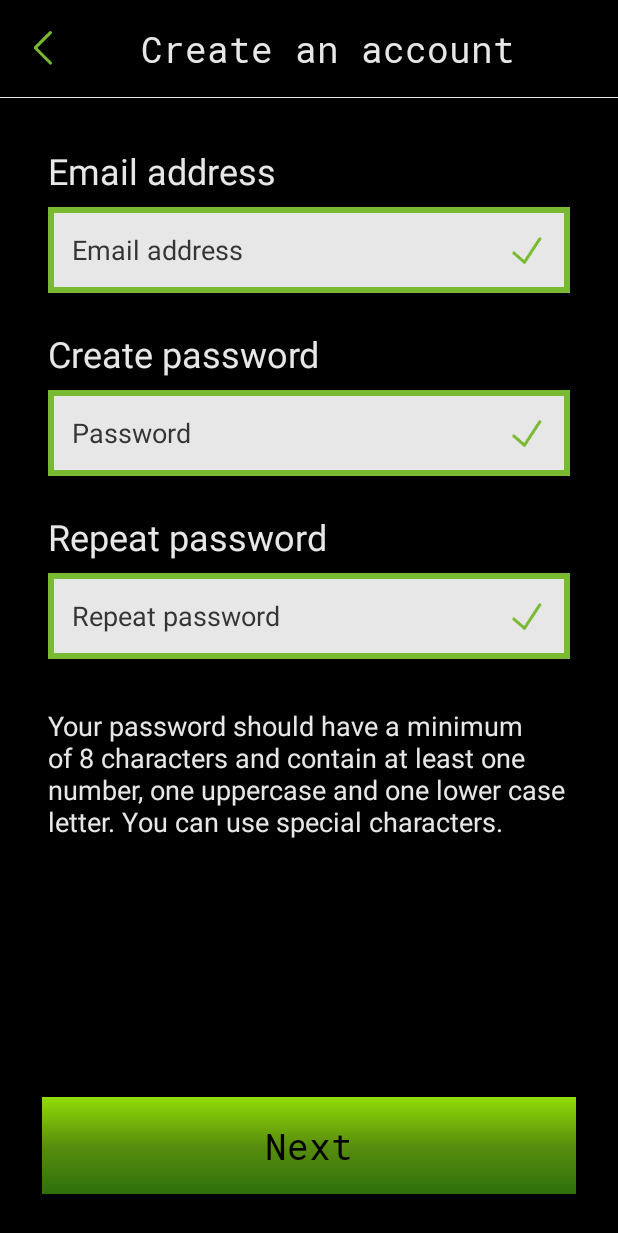
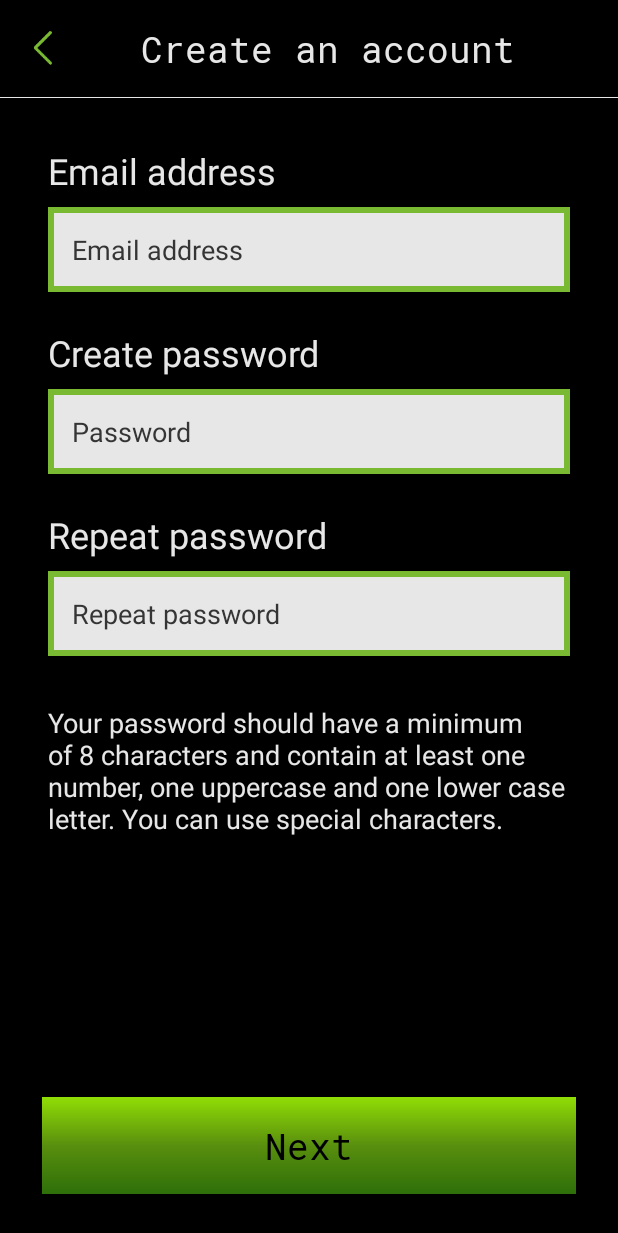
Before and after one commit to ashraf-hussain/profileRegistration, an Android app: the RegistrationOneActivity screen opened directly, with no data from a screen before it, on a phone screen of 412 x 824 dp. Shown: the top 1233 px of the screen. Run offline under Robolectric (Android 15) with nearby library versions, the phone set to English and light mode, and no system bars; our stand-ins replace ButterKnife; Roboto replaces fonts that are not available here.

Commit message:
Code cleaup.

```diff
--- a/app/src/main/res/layout/activity_registration_one.xml
+++ b/app/src/main/res/layout/activity_registration_one.xml
@@ -50,7 +50,6 @@
                 android:layout_width="match_parent"
                 android:layout_height="wrap_content"
                 android:background="@drawable/et_white_green_border"
-                android:drawableEnd="@mipmap/ic_check"
                 android:hint="@string/email_address"
                 android:inputType="textEmailAddress"
                 android:padding="16dp"
@@ -71,7 +70,6 @@
                 android:layout_width="match_parent"
                 android:layout_height="wrap_content"
                 android:background="@drawable/et_white_green_border"
-                android:drawableEnd="@mipmap/ic_check"
                 android:hint="@string/password"
                 android:inputType="textWebPassword"
                 android:padding="16dp"
@@ -92,7 +90,6 @@
                 android:layout_width="match_parent"
                 android:layout_height="wrap_content"
                 android:background="@drawable/et_white_green_border"
-                android:drawableEnd="@mipmap/ic_check"
                 android:hint="@string/repeat_password"
                 android:inputType="textWebPassword"
                 android:padding="16dp"
```
Also changed, not shown: app/src/main/java/project/profile/registrationOne/RegistrationOneActivity.java (+18 -1 lines), app/src/main/java/project/profile/registrationTwo/RegistrationTwoActivity.java (+10 -43 lines).
